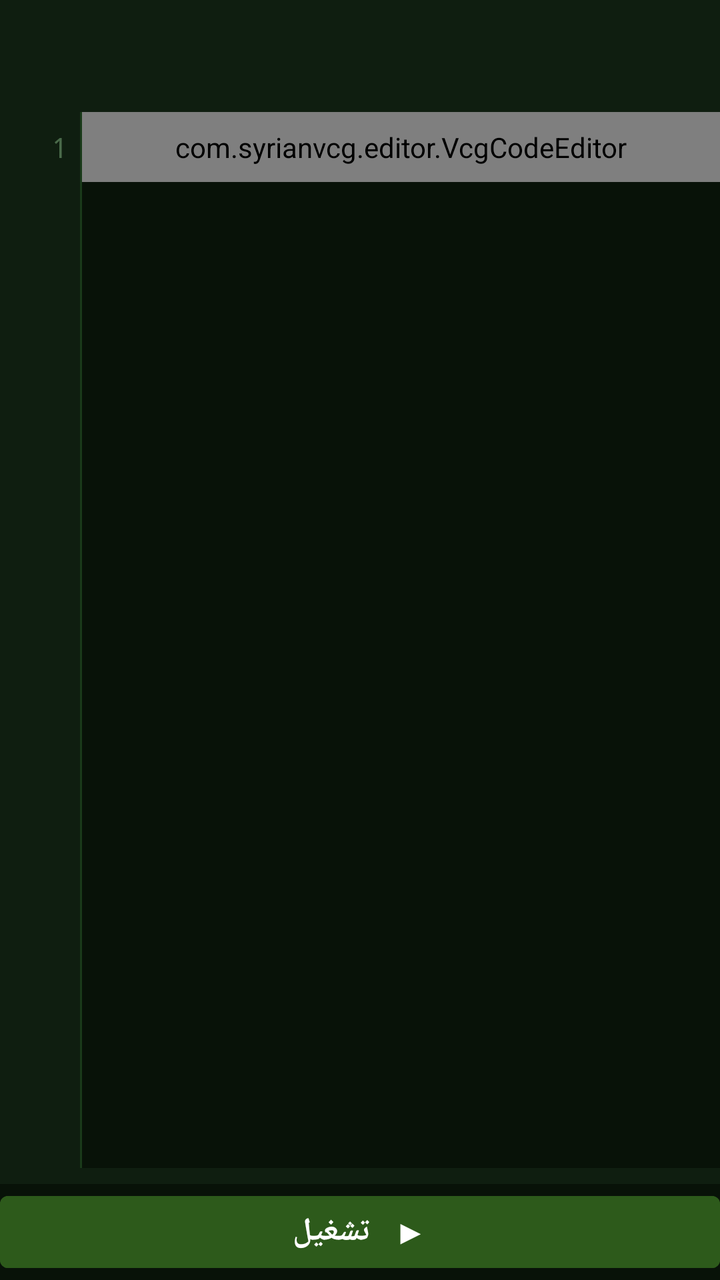
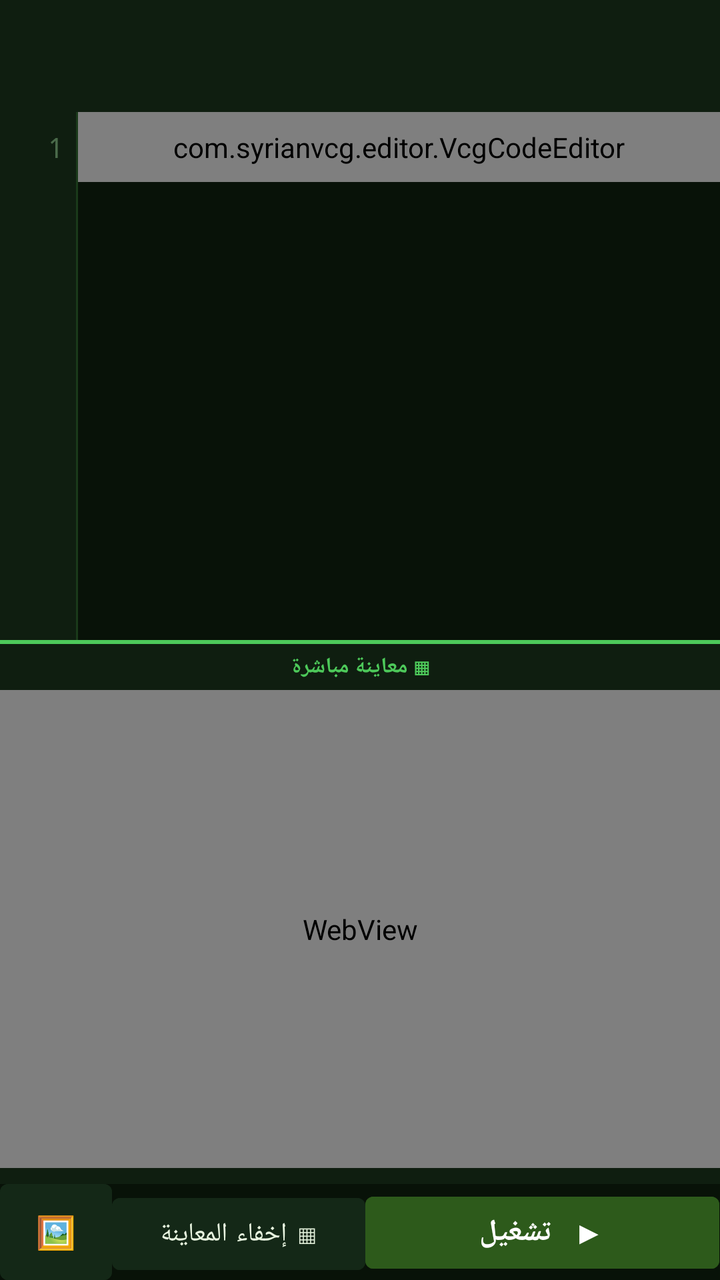

Screens rendered from an Android XML layout before and after an edit, with the pre-edit source and the edit as a unified diff.
<!-- AndroidManifest.xml: application theme Theme.VCGEditor -->
<!-- res/layout/activity_editor.xml -->
<?xml version="1.0" encoding="utf-8"?>
<LinearLayout xmlns:android="http://schemas.android.com/apk/res/android"
    xmlns:app="http://schemas.android.com/apk/res-auto"
    android:layout_width="match_parent" android:layout_height="match_parent"
    android:orientation="vertical" android:background="@color/code_bg">

    
    <com.google.android.material.appbar.AppBarLayout
        android:layout_width="match_parent" android:layout_height="wrap_content">
        <androidx.appcompat.widget.Toolbar android:id="@+id/editor_toolbar"
            android:layout_width="match_parent" android:layout_height="?attr/actionBarSize"
            android:background="@color/surface_dark"
            app:titleTextColor="@color/accent_green"/>
    </com.google.android.material.appbar.AppBarLayout>

    
    <LinearLayout android:layout_width="match_parent" android:layout_height="0dp"
        android:layout_weight="1" android:orientation="horizontal">

        
        <ScrollView android:id="@+id/line_scroll"
            android:layout_width="40dp" android:layout_height="match_parent"
            android:background="@color/surface_dark"
            android:overScrollMode="never"
            android:scrollbars="none">
            <TextView android:id="@+id/line_numbers"
                android:layout_width="match_parent" android:layout_height="wrap_content"
                android:textColor="@color/text_muted" android:textSize="14sp"
                android:fontFamily="monospace" android:gravity="end"
                android:paddingTop="8dp" android:paddingEnd="6dp"
                android:paddingStart="4dp" android:lineSpacingMultiplier="1.35"
                android:text="1"/>
        </ScrollView>

        <View android:layout_width="1dp" android:layout_height="match_parent"
            android:background="@color/border_color"/>

        
        <ScrollView android:id="@+id/editor_scroll"
            android:layout_width="0dp" android:layout_height="match_parent"
            android:layout_weight="1"
            android:overScrollMode="never">
            <com.syrianvcg.editor.VcgCodeEditor android:id="@+id/code_editor"
                android:layout_width="match_parent" android:layout_height="wrap_content"
                android:padding="8dp"
                android:paddingTop="8dp"
                android:textSize="14sp"
                android:gravity="top|start"
                android:inputType="textMultiLine|textNoSuggestions"
                android:imeOptions="flagNoEnterAction"
                android:scrollbars="none"
                android:background="@color/code_bg"/>
        </ScrollView>
    </LinearLayout>

    
    <HorizontalScrollView android:id="@+id/quick_keyboard_scroll"
        android:layout_width="match_parent" android:layout_height="wrap_content"
        android:background="@color/surface_dark"
        android:scrollbars="none"
        android:paddingTop="4dp" android:paddingBottom="4dp">
        <LinearLayout android:id="@+id/quick_keyboard"
            android:layout_width="wrap_content" android:layout_height="wrap_content"
            android:orientation="horizontal"
            android:paddingStart="8dp" android:paddingEnd="8dp"
            android:gravity="center_vertical"/>
    </HorizontalScrollView>

    
    <com.google.android.material.button.MaterialButton
        android:id="@+id/btn_run"
        android:layout_width="match_parent" android:layout_height="48dp"
        android:text="▶  تشغيل"
        android:textSize="16sp" android:textStyle="bold"
        android:backgroundTint="@color/olive_green"
        android:textColor="@android:color/white"
        style="@style/Widget.MaterialComponents.Button"/>
</LinearLayout>
<!-- resources referenced by this layout -->
<resources>
  <color name="accent_green">#4DC95A</color>
  <color name="border_color">#1A3A1A</color>
  <color name="code_bg">#081208</color>
  <color name="olive_green">#2D5A1B</color>
  <color name="surface_dark">#0F1E10</color>
  <color name="text_muted">#4A6A4A</color>
  <style name="Theme.VCGEditor" parent="Theme.MaterialComponents.DayNight.NoActionBar">
          <item name="colorPrimary">@color/olive_green</item>
          <item name="colorPrimaryVariant">@color/bg_dark</item>
          <item name="colorOnPrimary">@color/text_primary</item>
          <item name="colorSecondary">@color/accent_green</item>
          <item name="colorOnSecondary">@color/bg_dark</item>
          <item name="android:colorBackground">@color/bg_dark</item>
          <item name="colorSurface">@color/surface_dark</item>
          <item name="colorOnSurface">@color/text_primary</item>
          <item name="android:statusBarColor">@color/status_bar</item>
          <item name="android:navigationBarColor">@color/bg_dark</item>
          <item name="android:windowLightStatusBar">false</item>
          <item name="android:textColorPrimary">@color/text_primary</item>
          <item name="android:textColorSecondary">@color/text_muted</item>
      </style>
  <color name="bg_dark">#060C0E</color>
  <color name="text_primary">#E8F5E0</color>
  <color name="status_bar">#060C0E</color>
</resources>

<!-- the commit's change to res/layout/activity_editor.xml (unified diff, before → after) -->
@@ -10,47 +10,76 @@
         <androidx.appcompat.widget.Toolbar android:id="@+id/editor_toolbar"
             android:layout_width="match_parent" android:layout_height="?attr/actionBarSize"
             android:background="@color/surface_dark"
-            app:titleTextColor="@color/accent_green"/>
+            app:titleTextColor="@color/accent_green"
+            app:subtitleTextColor="@color/text_muted"/>
     </com.google.android.material.appbar.AppBarLayout>
 
     
     <LinearLayout android:layout_width="match_parent" android:layout_height="0dp"
-        android:layout_weight="1" android:orientation="horizontal">
+        android:layout_weight="1" android:orientation="vertical">
 
         
-        <ScrollView android:id="@+id/line_scroll"
-            android:layout_width="40dp" android:layout_height="match_parent"
-            android:background="@color/surface_dark"
-            android:overScrollMode="never"
-            android:scrollbars="none">
-            <TextView android:id="@+id/line_numbers"
-                android:layout_width="match_parent" android:layout_height="wrap_content"
-                android:textColor="@color/text_muted" android:textSize="14sp"
-                android:fontFamily="monospace" android:gravity="end"
-                android:paddingTop="8dp" android:paddingEnd="6dp"
-                android:paddingStart="4dp" android:lineSpacingMultiplier="1.35"
-                android:text="1"/>
-        </ScrollView>
+        <LinearLayout android:id="@+id/editor_code_container"
+            android:layout_width="match_parent" android:layout_height="0dp"
+            android:layout_weight="1" android:orientation="horizontal">
 
-        <View android:layout_width="1dp" android:layout_height="match_parent"
-            android:background="@color/border_color"/>
+            
+            <ScrollView android:id="@+id/line_scroll"
+                android:layout_width="38dp" android:layout_height="match_parent"
+                android:background="@color/surface_dark"
+                android:overScrollMode="never"
+                android:scrollbars="none">
+                <TextView android:id="@+id/line_numbers"
+                    android:layout_width="match_parent" android:layout_height="wrap_content"
+                    android:textColor="@color/text_muted" android:textSize="14sp"
+                    android:fontFamily="monospace" android:gravity="end"
+                    android:paddingTop="8dp" android:paddingEnd="6dp"
+                    android:paddingStart="4dp" android:lineSpacingMultiplier="1.35"
+                    android:text="1"/>
+            </ScrollView>
+
+            <View android:layout_width="1dp" android:layout_height="match_parent"
+                android:background="@color/border_color"/>
+
+            
+            <ScrollView android:id="@+id/editor_scroll"
+                android:layout_width="0dp" android:layout_height="match_parent"
+                android:layout_weight="1"
+                android:overScrollMode="never">
+                <com.syrianvcg.editor.VcgCodeEditor android:id="@+id/code_editor"
+                    android:layout_width="match_parent" android:layout_height="wrap_content"
+                    android:padding="8dp"
+                    android:paddingTop="8dp"
+                    android:textSize="14sp"
+                    android:gravity="top|start"
+                    android:inputType="textMultiLine|textNoSuggestions"
+                    android:imeOptions="flagNoEnterAction"
+                    android:scrollbars="none"
+                    android:background="@color/code_bg"/>
+            </ScrollView>
+        </LinearLayout>
 
         
-        <ScrollView android:id="@+id/editor_scroll"
-            android:layout_width="0dp" android:layout_height="match_parent"
-            android:layout_weight="1"
-            android:overScrollMode="never">
-            <com.syrianvcg.editor.VcgCodeEditor android:id="@+id/code_editor"
+        <LinearLayout android:id="@+id/preview_container"
+            android:layout_width="match_parent" android:layout_height="0dp"
+            android:layout_weight="1" android:orientation="vertical"
+            android:visibility="visible">
+
+            <View android:layout_width="match_parent" android:layout_height="2dp"
+                android:background="@color/accent_green"/>
+
+            <TextView
                 android:layout_width="match_parent" android:layout_height="wrap_content"
-                android:padding="8dp"
-                android:paddingTop="8dp"
-                android:textSize="14sp"
-                android:gravity="top|start"
-                android:inputType="textMultiLine|textNoSuggestions"
-                android:imeOptions="flagNoEnterAction"
-                android:scrollbars="none"
-                android:background="@color/code_bg"/>
-        </ScrollView>
+                android:text="▦ معاينة مباشرة"
+                android:textColor="@color/accent_green" android:textSize="11sp"
+                android:textStyle="bold"
+                android:background="@color/surface_dark"
+                android:padding="4dp" android:gravity="center"/>
+
+            <WebView android:id="@+id/preview_webview"
+                android:layout_width="match_parent" android:layout_height="0dp"
+                android:layout_weight="1"/>
+        </LinearLayout>
     </LinearLayout>
 
     
@@ -67,12 +96,36 @@
     </HorizontalScrollView>
 
     
-    <com.google.android.material.button.MaterialButton
-        android:id="@+id/btn_run"
-        android:layout_width="match_parent" android:layout_height="48dp"
-        android:text="▶  تشغيل"
-        android:textSize="16sp" android:textStyle="bold"
-        android:backgroundTint="@color/olive_green"
-        android:textColor="@android:color/white"
-        style="@style/Widget.MaterialComponents.Button"/>
+    <LinearLayout android:layout_width="match_parent" android:layout_height="wrap_content"
+        android:orientation="horizontal">
+
+        <com.google.android.material.button.MaterialButton
+            android:id="@+id/btn_insert_asset"
+            android:layout_width="56dp" android:layout_height="48dp"
+            android:text="🖼"
+            android:textSize="16sp"
+            android:backgroundTint="@color/surface_dark_2"
+            android:insetTop="0dp" android:insetBottom="0dp"
+            style="@style/Widget.MaterialComponents.Button"/>
+
+        <com.google.android.material.button.MaterialButton
+            android:id="@+id/btn_toggle_preview"
+            android:layout_width="0dp" android:layout_height="48dp"
+            android:layout_weight="1"
+            android:text="▦ إخفاء المعاينة"
+            android:textSize="13sp" android:textAllCaps="false"
+            android:backgroundTint="@color/surface_dark_2"
+            android:textColor="@color/text_primary"
+            style="@style/Widget.MaterialComponents.Button"/>
+
+        <com.google.android.material.button.MaterialButton
+            android:id="@+id/btn_run"
+            android:layout_width="0dp" android:layout_height="48dp"
+            android:layout_weight="1.4"
+            android:text="▶  تشغيل"
+            android:textSize="15sp" android:textStyle="bold" android:textAllCaps="false"
+            android:backgroundTint="@color/olive_green"
+            android:textColor="@android:color/white"
+            style="@style/Widget.MaterialComponents.Button"/>
+    </LinearLayout>
 </LinearLayout>
<!-- resource entries referenced after the edit -->
@@ -5,6 +5,7 @@
   <color name="code_bg">#081208</color>
   <color name="olive_green">#2D5A1B</color>
   <color name="surface_dark">#0F1E10</color>
+  <color name="surface_dark_2">#142817</color>
   <color name="text_muted">#4A6A4A</color>
   <style name="Theme.VCGEditor" parent="Theme.MaterialComponents.DayNight.NoActionBar">
           <item name="colorPrimary">@color/olive_green</item>
